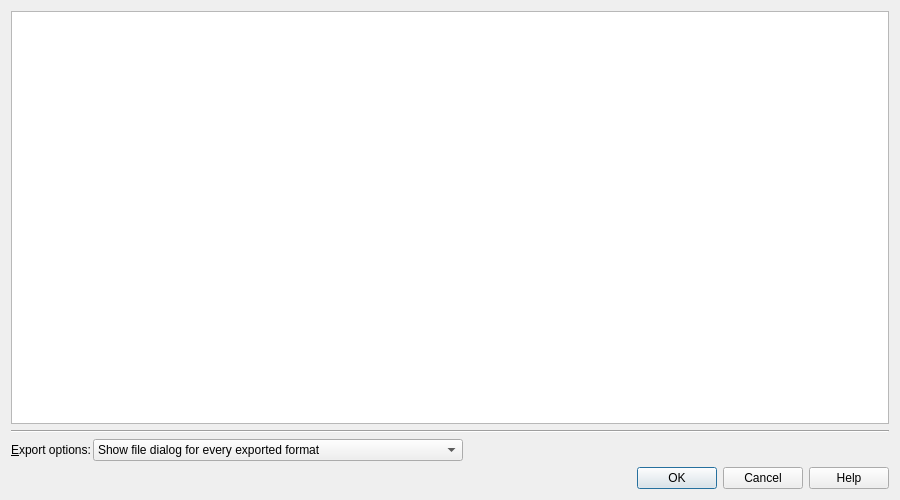
Old version of the form src/routeexport/routemultiexportdialog.ui in the repository albar965/littlenavmap.
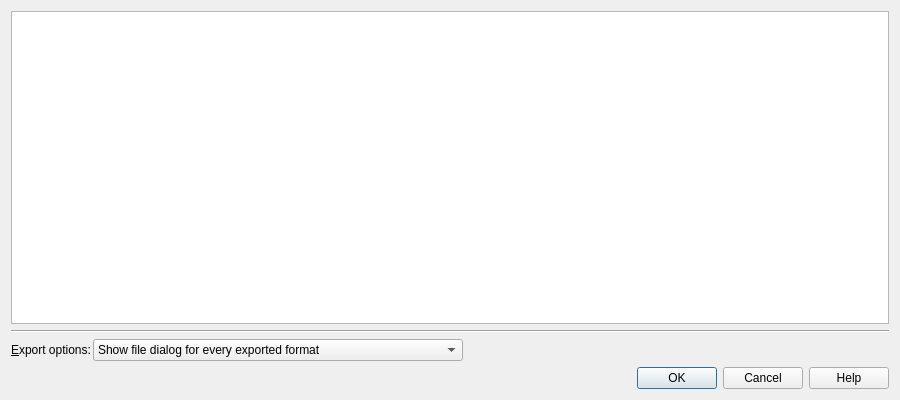
New version of the form. Icons and pictures are not drawn.

```diff
--- a/src/routeexport/routemultiexportdialog.ui
+++ b/src/routeexport/routemultiexportdialog.ui
@@ -7,7 +7,7 @@
     <x>0</x>
     <y>0</y>
     <width>900</width>
-    <height>500</height>
+    <height>400</height>
    </rect>
   </property>
   <property name="windowTitle">
```
